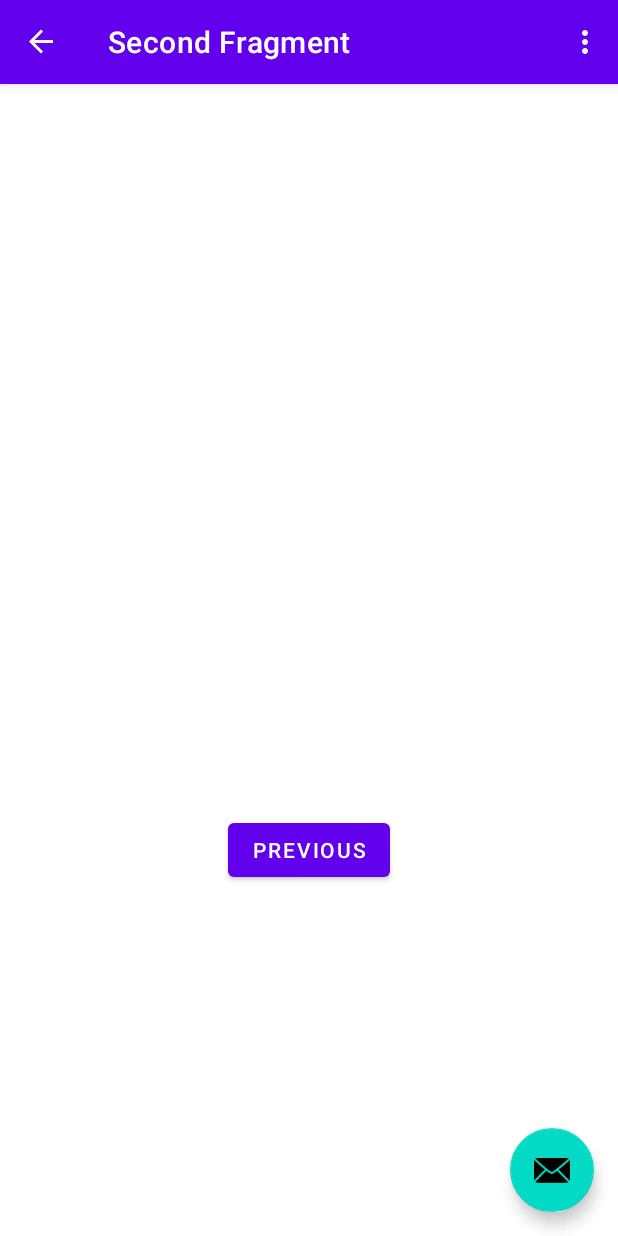
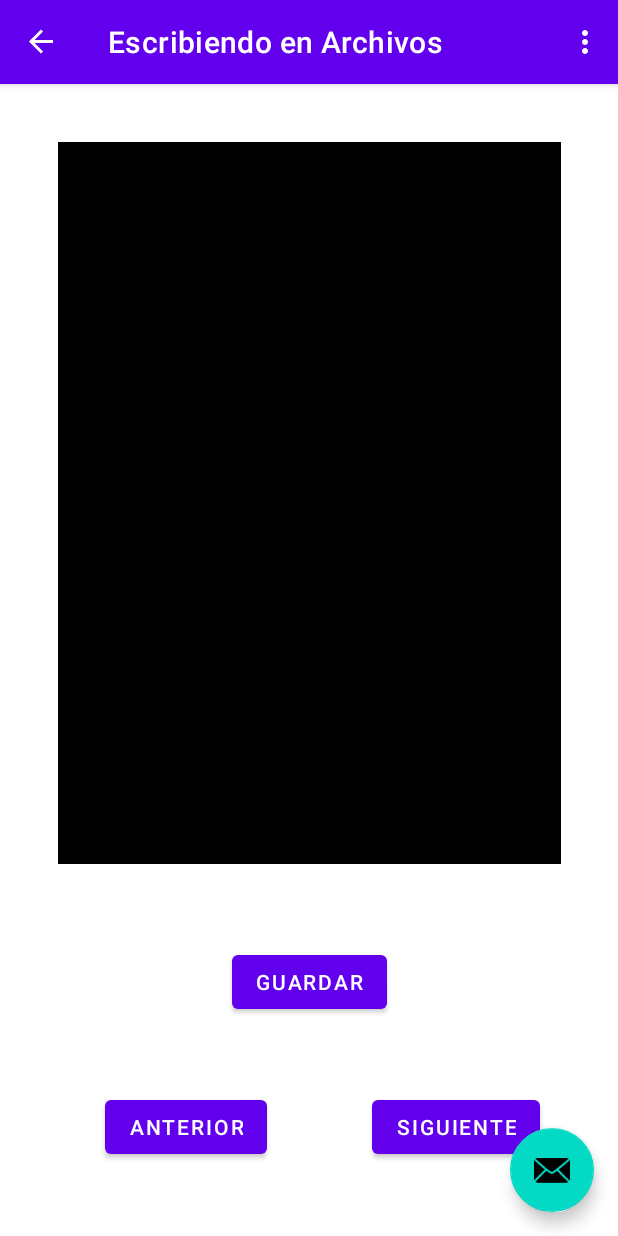
Before and after one commit to rickyurvinaUCN/ConceptosMedios, an Android app: the SecondFragment screen opened through its navigation route, on a phone screen of 412 x 824 dp. Run offline under Robolectric (Android 15) with nearby library versions, the light colour scheme and no system bars; our stand-ins replace navigation-ui.

Commit message:
Guardar informacion en ficheros

```diff
--- a/app/src/main/java/com/example/conceptosmedios/SecondFragment.java
+++ b/app/src/main/java/com/example/conceptosmedios/SecondFragment.java
@@ -1,9 +1,12 @@
 package com.example.conceptosmedios;
 
+import android.app.Activity;
 import android.os.Bundle;
 import android.view.LayoutInflater;
 import android.view.View;
 import android.view.ViewGroup;
+import android.widget.EditText;
+import android.widget.Toast;
 
 import androidx.annotation.NonNull;
 import androidx.fragment.app.Fragment;
@@ -11,9 +14,16 @@ import androidx.navigation.fragment.NavHostFragment;
 
 import com.example.conceptosmedios.databinding.FragmentSecondBinding;
 
+import java.io.BufferedReader;
+import java.io.IOException;
+import java.io.InputStreamReader;
+import java.io.OutputStreamWriter;
+
 public class SecondFragment extends Fragment {
 
     private FragmentSecondBinding binding;
+    private EditText txt_file;
+    private String fileName = "bitacora.txt";
 
     @Override
     public View onCreateView(
@@ -29,6 +39,25 @@ public class SecondFragment extends Fragment {
     public void onViewCreated(@NonNull View view, Bundle savedInstanceState) {
         super.onViewCreated(view, savedInstanceState);
 
+        txt_file = (EditText) binding.txtFile;
+        String files[] = getActivity().fileList();
+        if (fileExist(files, fileName)) {
+            try {
+                InputStreamReader file = new InputStreamReader(getActivity().openFileInput(fileName));
+                BufferedReader br = new BufferedReader(file);
+                String line = br.readLine();
+                String bitacoraCompleta = "";
+                while (line != null) {
+                    bitacoraCompleta = bitacoraCompleta + line + "\n";
+                    line = br.readLine();
+                }
+                br.close();
+                file.close();
+                txt_file.setText(bitacoraCompleta);
+            } catch (IOException e) {
+                Toast.makeText(this.getActivity(), "Error al obtener el archivo", Toast.LENGTH_SHORT).show();
+            }
+        }
         binding.buttonSecond.setOnClickListener(new View.OnClickListener() {
             @Override
             public void onClick(View view) {
@@ -36,6 +65,36 @@ public class SecondFragment extends Fragment {
                         .navigate(R.id.action_SecondFragment_to_FirstFragment);
             }
         });
+
+        binding.btnSaveFile.setOnClickListener(new View.OnClickListener() {
+            @Override
+            public void onClick(View view) {
+                save();
+            }
+        });
+    }
+
+    //metodo para probar si el archivo existe en los ficheros
+    private boolean fileExist(String files[], String fileName) {
+        for (int i = 0; i < files.length; i++)
+            if (fileName.equals(files[i]))
+                return true;
+        return false;
+    }
+
+    //metodo para guardar el fichero con el multilinetext
+    public void save() {
+        try {
+            OutputStreamWriter file = new OutputStreamWriter(getActivity().openFileOutput(fileName, Activity.MODE_PRIVATE));
+            file.write(txt_file.getText().toString());
+            file.flush();
+            file.close();
+        } catch (IOException e) {
+            Toast.makeText(this.getActivity(), "Error al obtener el archivo", Toast.LENGTH_SHORT).show();
+        }
+        Toast.makeText(this.getActivity(), "Guardado exitosamente", Toast.LENGTH_SHORT).show();
+
+        getActivity().finish();
     }
 
     @Override
--- a/app/src/main/res/layout/fragment_second.xml
+++ b/app/src/main/res/layout/fragment_second.xml
@@ -10,10 +10,8 @@
         android:id="@+id/textview_second"
         android:layout_width="wrap_content"
         android:layout_height="wrap_content"
-        app:layout_constraintBottom_toTopOf="@id/button_second"
-        app:layout_constraintEnd_toEndOf="parent"
-        app:layout_constraintStart_toStartOf="parent"
-        app:layout_constraintTop_toTopOf="parent" />
+        tools:layout_editor_absoluteX="206dp"
+        tools:layout_editor_absoluteY="307dp" />
 
     <Button
         android:id="@+id/button_second"
@@ -21,7 +19,45 @@
         android:layout_height="wrap_content"
         android:text="@string/previous"
         app:layout_constraintBottom_toBottomOf="parent"
+        app:layout_constraintEnd_toStartOf="@+id/btn_toFragment3"
+        app:layout_constraintStart_toStartOf="parent"
+        app:layout_constraintTop_toBottomOf="@+id/btn_saveFile" />
+
+    <Button
+        android:id="@+id/btn_toFragment3"
+        android:layout_width="wrap_content"
+        android:layout_height="wrap_content"
+        android:layout_marginEnd="52dp"
+        android:layout_marginRight="52dp"
+        android:text="@string/next"
+        app:layout_constraintBottom_toBottomOf="parent"
+        app:layout_constraintEnd_toEndOf="parent"
+        app:layout_constraintTop_toBottomOf="@+id/btn_saveFile" />
+
+    <EditText
+        android:id="@+id/txt_file"
+        android:layout_width="335dp"
+        android:layout_height="481dp"
+        android:background="@color/design_default_color_on_secondary"
+        android:ems="10"
+        android:gravity="start|top"
+        android:hapticFeedbackEnabled="false"
+        android:inputType="textMultiLine"
+        android:textColor="@color/white"
+        app:layout_constraintBottom_toBottomOf="parent"
         app:layout_constraintEnd_toEndOf="parent"
         app:layout_constraintStart_toStartOf="parent"
-        app:layout_constraintTop_toBottomOf="@id/textview_second" />
+        app:layout_constraintTop_toTopOf="parent"
+        app:layout_constraintVertical_bias="0.136" />
+
+    <Button
+        android:id="@+id/btn_saveFile"
+        android:layout_width="wrap_content"
+        android:layout_height="wrap_content"
+        android:text="@string/save"
+        app:layout_constraintBottom_toBottomOf="parent"
+        app:layout_constraintEnd_toEndOf="parent"
+        app:layout_constraintStart_toStartOf="parent"
+        app:layout_constraintTop_toBottomOf="@+id/txt_file"
+        app:layout_constraintVertical_bias="0.273" />
 </androidx.constraintlayout.widget.ConstraintLayout>
--- a/app/src/main/res/navigation/nav_graph.xml
+++ b/app/src/main/res/navigation/nav_graph.xml
@@ -4,11 +4,10 @@
     xmlns:tools="http://schemas.android.com/tools"
     android:id="@+id/nav_graph"
     app:startDestination="@id/FirstFragment">
-
     <fragment
         android:id="@+id/FirstFragment"
         android:name="com.example.conceptosmedios.FirstFragment"
-        android:label="@string/first_fragment_label"
+        android:label="@string/shared_preferences"
         tools:layout="@layout/fragment_first">
 
         <action
@@ -18,7 +17,7 @@
     <fragment
         android:id="@+id/SecondFragment"
         android:name="com.example.conceptosmedios.SecondFragment"
-        android:label="@string/second_fragment_label"
+        android:label="@string/writing_files"
         tools:layout="@layout/fragment_second">
 
         <action
--- a/app/src/main/res/values/strings.xml
+++ b/app/src/main/res/values/strings.xml
@@ -4,8 +4,8 @@
     <!-- Strings used for fragments for navigation -->
     <string name="first_fragment_label">First Fragment</string>
     <string name="second_fragment_label">Second Fragment</string>
-    <string name="next">Next</string>
-    <string name="previous">Previous</string>
+    <string name="next">Siguiente</string>
+    <string name="previous">Anterior</string>
 
     <string name="hello_first_fragment">Hello first fragment</string>
     <string name="txt_email">Ingrese su email</string>
@@ -13,5 +13,6 @@
     <string name="search">Buscar</string>
     <string name="txt_nombre">Nombre</string>
     <string name="info">Información</string>
-    <string name="hello_second_fragment">Hello second fragment. Arg: %1$s</string>
+    <string name="shared_preferences">Shared Preferences</string>
+    <string name="writing_files">Escribiendo en Archivos</string>
 </resources>
```
